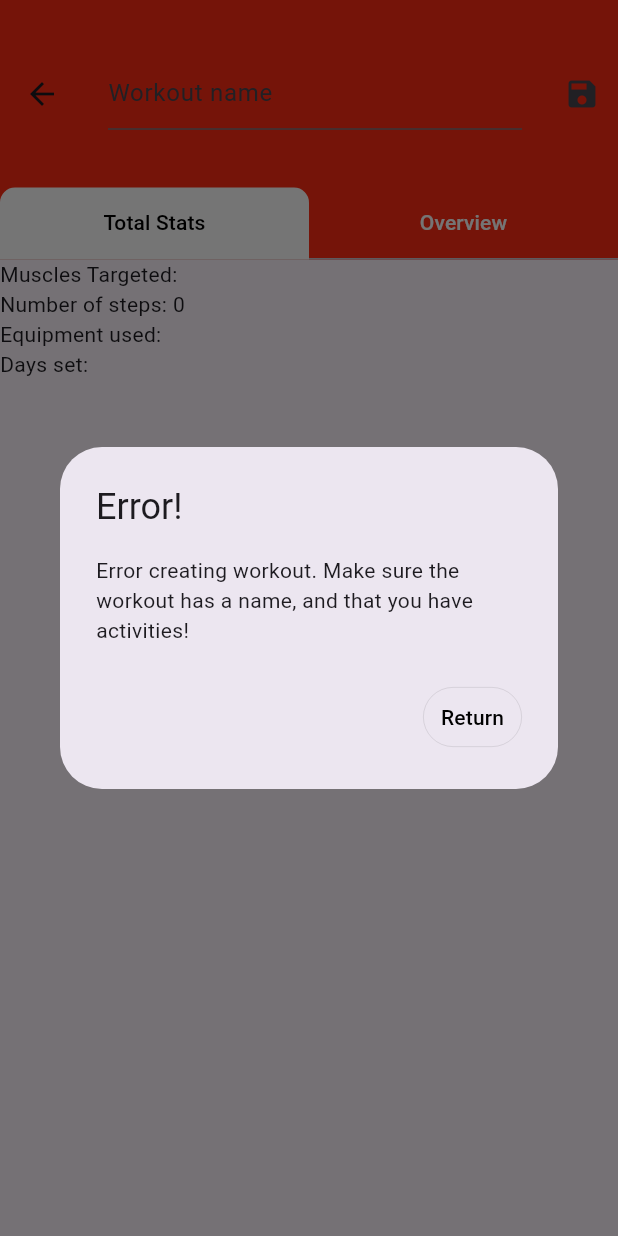
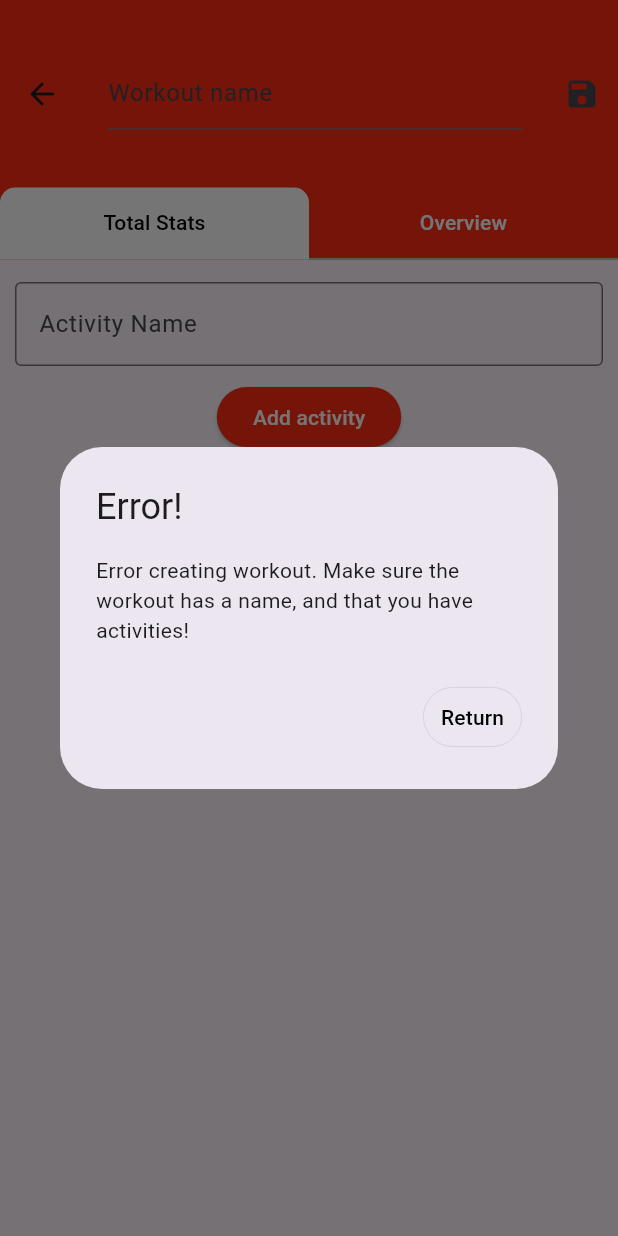
Before and after one commit to ch4rl3sF/BurnBoss, a Flutter app: the NewWorkoutPage screen opened directly, after a tap on the "save" icon, on a phone screen of 412 x 824 dp. Run offline on Flutter 3.47's test engine with Material 2 defaults, Android fonts, the phone set to English and light mode, and no system bars; our stand-ins replace cloud_firestore, firebase_auth, firebase_core, flutter_spinkit; accounts and stored records are empty.

Commit message:
Swapped the pages within the new workout page - responding to tester feedback

```diff
--- a/lib/Create pages/NewWorkout.dart
+++ b/lib/Create pages/NewWorkout.dart
@@ -105,12 +105,6 @@ class _NewWorkoutPageState extends State<NewWorkoutPage> {
         ),
         body: TabBarView(
           children: [
-            Column(crossAxisAlignment: CrossAxisAlignment.start, children: [
-              Text('Muscles Targeted: '),
-              Text('Number of steps: ${activities.length}'),
-              Text('Equipment used: '),
-              Text('Days set: '),
-            ]),
             Column(children: [
               SizedBox(
                 height: 5,
@@ -118,7 +112,13 @@ class _NewWorkoutPageState extends State<NewWorkoutPage> {
               Expanded(
                 child: ActivityList(activities: activities),
               ),
-            ])
+            ]),
+            Column(crossAxisAlignment: CrossAxisAlignment.start, children: [
+              Text('Muscles Targeted: '),
+              Text('Number of steps: ${activities.length}'),
+              Text('Equipment used: '),
+              Text('Days set: '),
+            ]),
           ],
         ),
       ),
```
